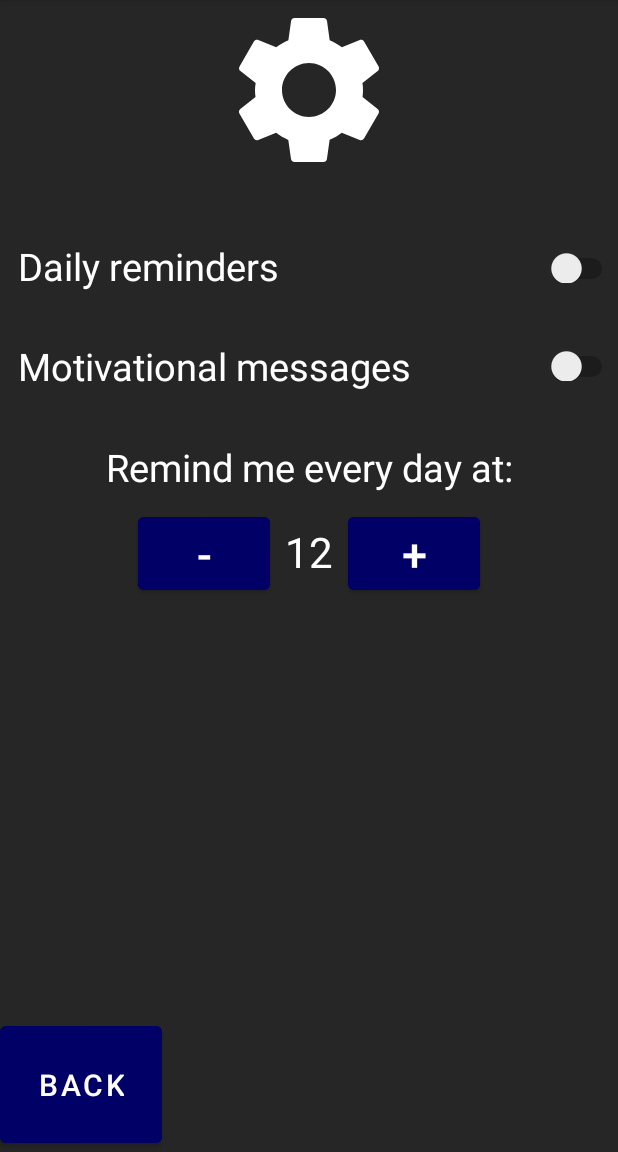
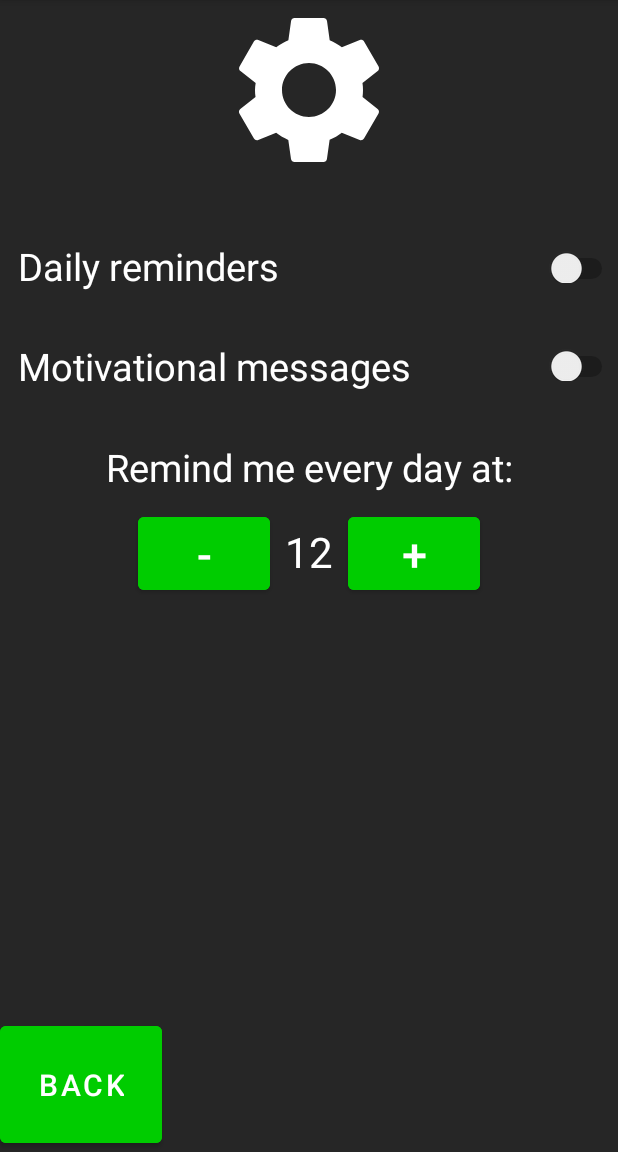
Before and after one commit to user7623/secunda-lingua, an Android app: the SettingsActivity screen opened directly, with no data from a screen before it, on a phone screen of 412 x 824 dp, the part 84-1236 px from its top. Run offline under Robolectric (Android 15) with nearby library versions, the phone set to English and light mode, and no system bars.

Commit message:
refactored code

```diff
--- a/secunda-lingua-90bb4ec0e8e61056969e42c0ca5886f137083be4/secunda-lingua-90bb4ec0e8e61056969e42c0ca5886f137083be4/app/src/main/res/layout/activity_settings.xml
+++ b/secunda-lingua-90bb4ec0e8e61056969e42c0ca5886f137083be4/secunda-lingua-90bb4ec0e8e61056969e42c0ca5886f137083be4/app/src/main/res/layout/activity_settings.xml
@@ -99,7 +99,7 @@
         android:layout_marginTop="10dp"
         android:text="+"
         android:textSize="30dp"
-        android:backgroundTint="#000066"
+        android:backgroundTint="@color/purple_200"
         app:layout_constraintLeft_toRightOf="@id/hourTextView"
         app:layout_constraintTop_toBottomOf="@id/remindMeAtTextView" />
 
@@ -110,7 +110,7 @@
         android:layout_marginTop="10dp"
         android:text="-"
         android:textSize="30dp"
-        android:backgroundTint="#000066"
+        android:backgroundTint="@color/purple_200"
         app:layout_constraintRight_toLeftOf="@id/hourTextView"
         app:layout_constraintTop_toBottomOf="@id/remindMeAtTextView" />
     <Button
@@ -121,7 +121,7 @@
         app:layout_constraintLeft_toLeftOf="parent"
         android:paddingVertical="25dp"
         android:paddingHorizontal="25dp"
-        android:backgroundTint="#000066"
+        android:backgroundTint="@color/purple_200"
         android:text="BACK"
         android:textSize="20dp"
         />
--- a/secunda-lingua-90bb4ec0e8e61056969e42c0ca5886f137083be4/secunda-lingua-90bb4ec0e8e61056969e42c0ca5886f137083be4/app/src/main/res/layout/activity_translate.xml
+++ b/secunda-lingua-90bb4ec0e8e61056969e42c0ca5886f137083be4/secunda-lingua-90bb4ec0e8e61056969e42c0ca5886f137083be4/app/src/main/res/layout/activity_translate.xml
@@ -55,7 +55,7 @@
         android:layout_marginTop="50dp"
         android:gravity="center"
         android:text="default text"
-        android:textColor="#19FA19"
+        android:textColor="@color/purple_200"
         android:textSize="25dp"
 
         />
@@ -92,7 +92,7 @@
         android:layout_width="wrap_content"
         android:layout_height="wrap_content"
         android:layout_marginTop="24dp"
-        android:backgroundTint="#19FA19"
+        android:backgroundTint="@color/purple_200"
         android:text="Submit"
         app:cornerRadius="20dp"
         app:layout_constraintLeft_toLeftOf="parent"
--- a/secunda-lingua-90bb4ec0e8e61056969e42c0ca5886f137083be4/secunda-lingua-90bb4ec0e8e61056969e42c0ca5886f137083be4/app/src/main/res/layout/activity_understand.xml
+++ b/secunda-lingua-90bb4ec0e8e61056969e42c0ca5886f137083be4/secunda-lingua-90bb4ec0e8e61056969e42c0ca5886f137083be4/app/src/main/res/layout/activity_understand.xml
@@ -38,7 +38,7 @@
         android:gravity="center"
         android:text="Click on the icon below and listen, then write what you heard"
         android:textSize="20sp"
-        android:textColor="#19FA19"
+        android:textColor="@color/purple_200"
         android:padding="15dp"
         />
 
@@ -61,7 +61,7 @@
         android:paddingEnd="20dp"
         android:paddingStart="20dp"
         android:hint="write what you heard here"
-        android:textColor="#19FA19"
+        android:textColor="@color/purple_200"
         />
     <Button
         android:layout_width="wrap_content"
@@ -72,7 +72,7 @@
         app:layout_constraintLeft_toLeftOf="parent"
         android:textColor="@android:color/white"
         android:text="Submit"
-        android:backgroundTint="#19FA19"
+        android:backgroundTint="@color/purple_200"
         />
 
 </androidx.constraintlayout.widget.ConstraintLayout>
```
Also changed, not shown: secunda-lingua-90bb4ec0e8e61056969e42c0ca5886f137083be4/secunda-lingua-90bb4ec0e8e61056969e42c0ca5886f137083be4/app/src/main/java/com/example/diplomska/MatchActivity.java (+0 -22 lines).
